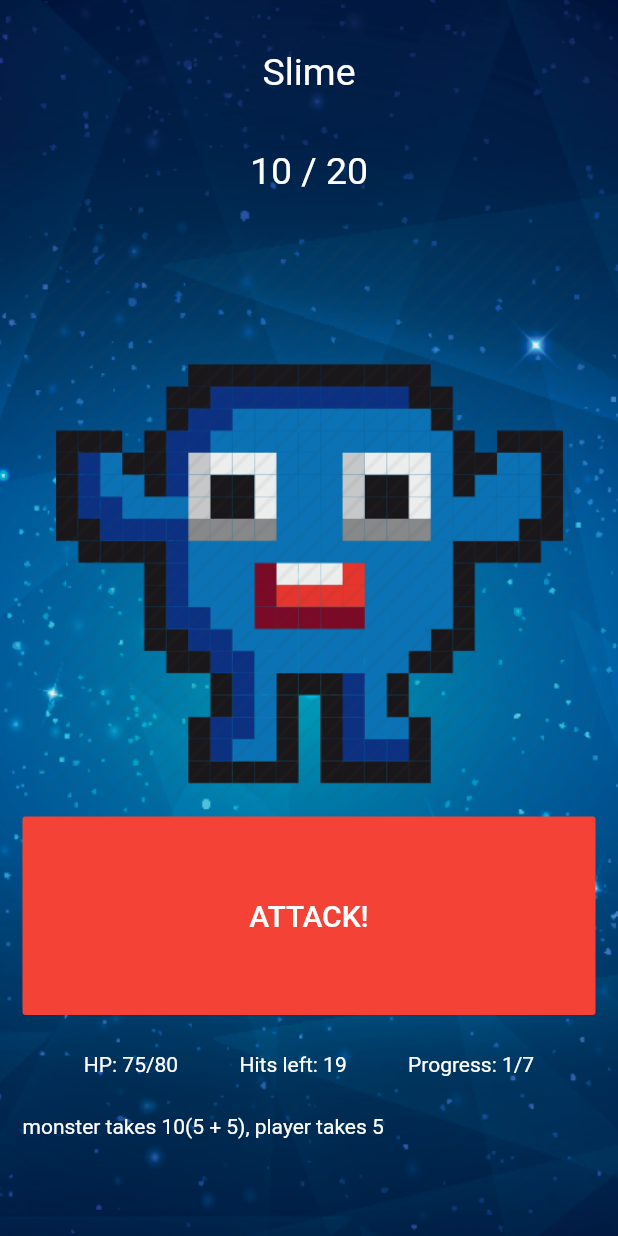
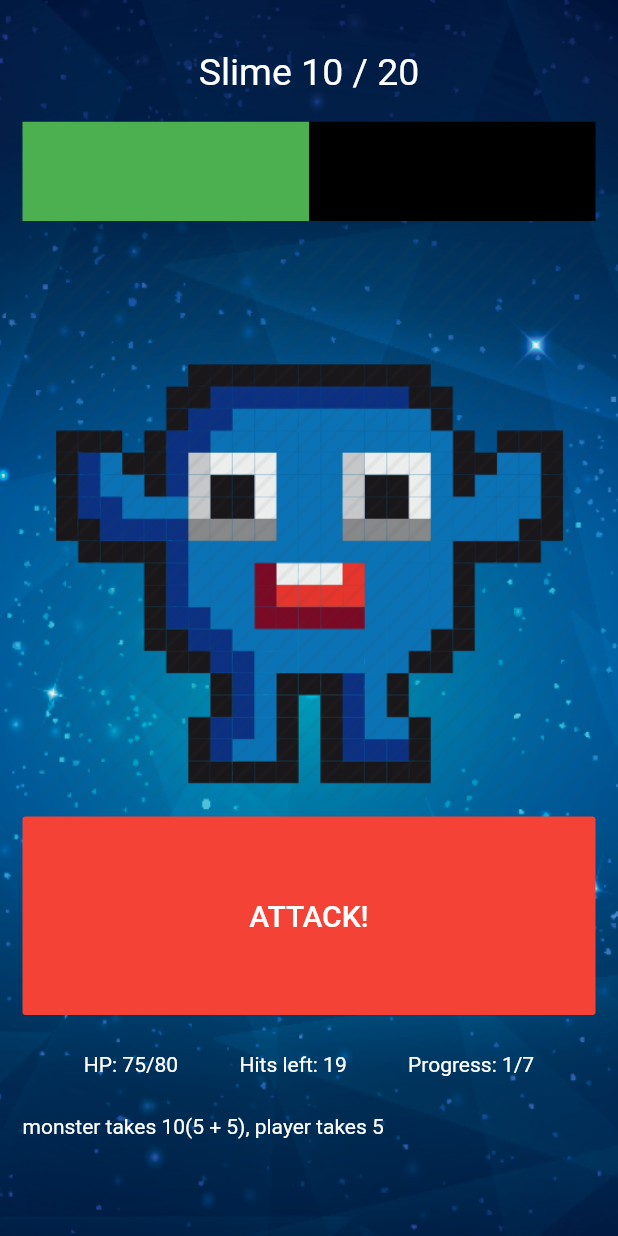
Before and after one commit to whisping/dice-dungeon, a Flutter app: the screen it shows after launch, after a tap on "ATTACK!", on a phone screen of 412 x 824 dp. Run offline on Flutter 3.47's test engine with Material 2 defaults, Android fonts, the phone set to English and light mode, and no system bars.

Commit message:
still work

```diff
--- a/lib/card.dart
+++ b/lib/card.dart
@@ -51,10 +51,12 @@ class Trap extends Card {
 
 class Door extends Card {
   int hp;
+  int maxHP;
 
-  Door (String name, int hp) {
+  Door (String name, int maxHP) {
     this.name = name;
-    this.hp = hp;
+    this.maxHP = maxHP;
+    this.hp = maxHP;
     this.type = CardTypes.Door;
   }
 }
--- a/lib/game_brain.dart
+++ b/lib/game_brain.dart
@@ -16,31 +16,36 @@ class GameBrain {
     Enemy('Goblin', 30, 6),
     Door('Wooden Door', 50),
     Trap('Trap', 10),
-    NPC('Tor', 5),
+    NPC('Healer', 5),
     Enemy('Blue Dragon', 100, 10),
   ];
+
+  String getEncounterImage() {
+    CardTypes type = _enemyList[progressCounter].type;
+    if (type == CardTypes.Door) {
+      return 'door.png';
+    } else {
+      return 'monster1.png';
+    }
+  }
 
   String getMonsterName() {
     return _enemyList[progressCounter].name;
   }
 
-  String getMonsterHP() {
+  List<int> getMonsterHP() {
     if (_enemyList[progressCounter].type == CardTypes.Enemy) {
       Enemy enemy = _enemyList[progressCounter];
-      return enemy.hp.toString() + ' / ' + enemy.maxHP.toString();
+      return [enemy.hp, enemy.maxHP];
     } else
       if ( _enemyList[progressCounter].type == CardTypes.Door ) {
         Door door = _enemyList[progressCounter];
-        return door.hp.toString();
+        return [door.hp, door.maxHP];
       }
       else {
-      return 'none HP';
+      return [0, 0];
     }
   }
-
-//  String getMaxHP() {
-//    return _enemyList[_progressCounter].maxHP.toString();
-//  }
 
   int roll(int dice) {
     int sum = 0;
@@ -164,7 +169,7 @@ class GameBrain {
   void restart() {
     progressCounter = 0;
     hp = maxPlayerHP;
-    hits = 10;
+    hits = 20;
   }
 
   void nextMonster() {
--- a/lib/main.dart
+++ b/lib/main.dart
@@ -20,7 +20,10 @@ class StoryPage extends StatefulWidget {
 
 class _StoryPageState extends State<StoryPage> {
   String monsterName = gameBrain.getMonsterName();
-  String hpBar = gameBrain.getMonsterHP();
+  int greenHP = gameBrain.getMonsterHP()[0];
+  String hpBar = gameBrain.getMonsterHP()[0].toString() + ' / ' + gameBrain.getMonsterHP()[1].toString();
+  int blackHP = gameBrain.getMonsterHP()[1] - gameBrain.getMonsterHP()[0];
+  String monsterImage = gameBrain.getEncounterImage();
 
   @override
   Widget build(BuildContext context) {
@@ -38,33 +41,33 @@ class _StoryPageState extends State<StoryPage> {
           child: Column(
             crossAxisAlignment: CrossAxisAlignment.stretch,
             children: <Widget>[
+
               Expanded(
                 flex: 1,
                 child: Center(
                   child: Text(
-                    //'MonsterName',
-                    monsterName,
+                    monsterName + ' ' + hpBar,
                     style: TextStyle(
                       fontSize: 25.0,
                     ),
                   ),
                 ),
               ),
-              Expanded(
-                flex: 1,
-                child: Center(
-                  child: Text(
-                    hpBar,
-                    style: TextStyle(
-                      fontSize: 25.0,
-                    ),
-                  ),
-                ),
-              ),
+              Expanded(child: Row(children: <Widget>[
+                Expanded(child: Container(color: Colors.green,
+                  //child: Text(hpBar),
+                ), flex: greenHP,),
+
+                Expanded(child: Container(color: Colors.black), flex: blackHP,),
+              ],
+
+              )
+
+              ,),
               Expanded(
                 flex: 6,
                 child: Center(
-                  child: Image(image: AssetImage('images/monster1.png'),),
+                  child: Image(image: AssetImage('images/' + monsterImage),),
                 ),
               ),
               Expanded(
@@ -76,9 +79,13 @@ class _StoryPageState extends State<StoryPage> {
 
                       if (gameBrain.isMonsterDead()) {
                         gameBrain.nextMonster();
+                        monsterName = gameBrain.getMonsterName();
+                        monsterImage = gameBrain.getEncounterImage();
                       }
-                      monsterName = gameBrain.getMonsterName();
-                      hpBar = gameBrain.getMonsterHP();
+
+                      hpBar = gameBrain.getMonsterHP()[0].toString() + ' / ' + gameBrain.getMonsterHP()[1].toString();
+                      greenHP = gameBrain.getMonsterHP()[0];
+                      blackHP = gameBrain.getMonsterHP()[1] - gameBrain.getMonsterHP()[0];
 
                     });
                   },
```
Also changed, not shown: images/door.png (added).
